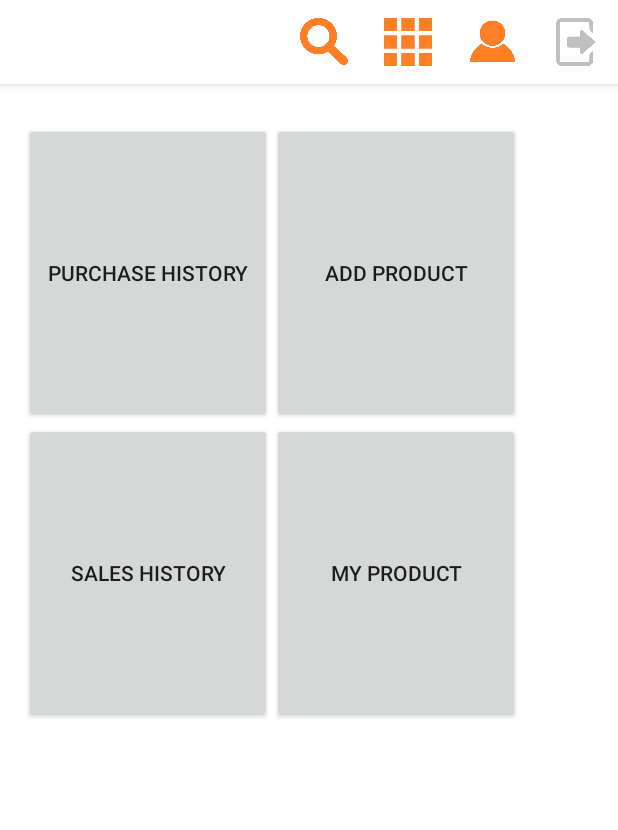
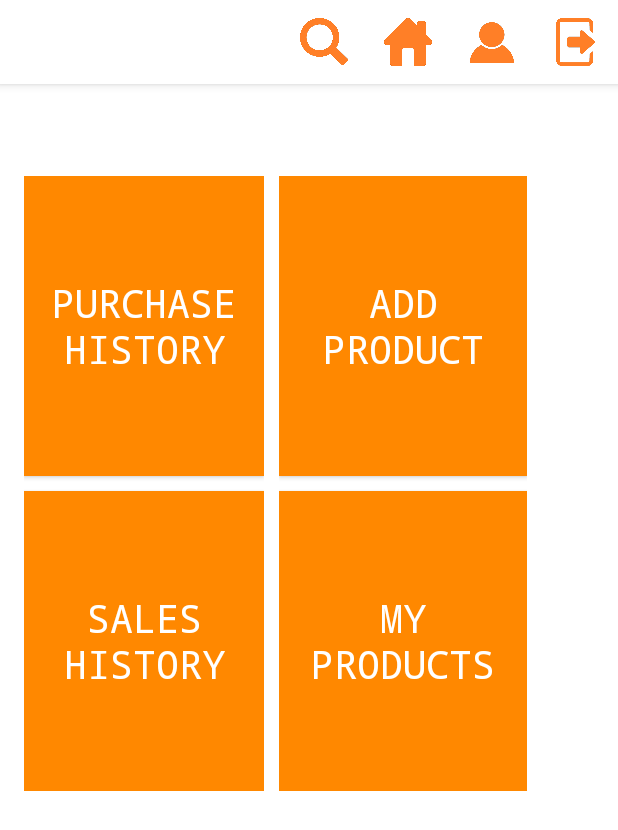
Before and after one commit to yaniv51/AndroidFInalProject, an Android app: the screen it shows after launch (MainActivity), after a tap on "My Profile", on a phone screen of 412 x 824 dp. Shown: the top 830 px of the screen. Run offline under Robolectric (Android 15) with nearby library versions, the phone set to English and light mode, and no system bars; our stand-ins replace Firebase (no records; nobody signed in at launch, a user with empty details on screens opened directly); libraries missing offline, so code that uses them is left out: com.cloudinary, com.cloudinary.utils, com.firebase.client; 4 statements that could not run were skipped; 2 other taps on this screen came first.

Commit message:
working on design

```diff
--- a/app/src/main/java/com/talkramer/finalproject/activities/MainActivity.java
+++ b/app/src/main/java/com/talkramer/finalproject/activities/MainActivity.java
@@ -96,9 +96,9 @@ public class MainActivity extends ActionBarActivity {
 
             case R.id.home: {
                 GridViewFragment frag = new GridViewFragment();
+                frag.setFilter(Helper.GridProductFilter.ALL_PRODUCTS);
                 FragmentTransaction transaction = getFragmentManager().beginTransaction();
                 //clear fragment back stack
-                getFragmentManager().popBackStack(null, FragmentManager.POP_BACK_STACK_INCLUSIVE);
                 transaction.add(R.id.main_frag_container, frag, "GridViewFragment");
                 transaction.addToBackStack(null);
                 transaction.commit();
--- a/app/src/main/java/com/talkramer/finalproject/fragments/GridViewFragment.java
+++ b/app/src/main/java/com/talkramer/finalproject/fragments/GridViewFragment.java
@@ -1,10 +1,10 @@
 package com.talkramer.finalproject.fragments;
 
 
+import android.app.Fragment;
 import android.app.FragmentTransaction;
 import android.graphics.Bitmap;
 import android.os.Bundle;
-import android.app.Fragment;
 import android.util.Log;
 import android.view.LayoutInflater;
 import android.view.View;
@@ -14,7 +14,6 @@ import android.widget.BaseAdapter;
 import android.widget.GridView;
 import android.widget.ImageView;
 import android.widget.ProgressBar;
-import android.widget.TextView;
 
 import com.talkramer.finalproject.R;
 import com.talkramer.finalproject.model.Domain.Product;
@@ -188,7 +187,6 @@ public class GridViewFragment extends Fragment {
 
         @Override
         public View getView(int position, View convertView, ViewGroup parent) {
-            TextView text;
 
             if (convertView == null) {
                 //if it's not recycled, initialize
@@ -202,9 +200,7 @@ public class GridViewFragment extends Fragment {
             if(localProduct == null)
                 return  convertView;
 
-            text = (TextView) convertView.findViewById(R.id.grid_item_text);
             final ImageView image = (ImageView) convertView.findViewById(R.id.grid_item_image);
-            text.setText(""+localProduct.getId());
 
             //if image is null - load online image
             if(localProduct.getImageProduct() == null)
--- a/app/src/main/res/layout/activity_main.xml
+++ b/app/src/main/res/layout/activity_main.xml
@@ -7,6 +7,7 @@
     android:paddingLeft="@dimen/activity_horizontal_margin"
     android:paddingRight="@dimen/activity_horizontal_margin"
     android:paddingTop="@dimen/activity_vertical_margin"
+    android:theme="@style/AppTheme"
     tools:context=".activities.MainActivity">
 
     <FrameLayout
--- a/app/src/main/res/layout/fragment_profile.xml
+++ b/app/src/main/res/layout/fragment_profile.xml
@@ -4,7 +4,7 @@
     android:layout_width="match_parent"
     android:layout_height="match_parent"
     android:weightSum="4"
-    android:paddingTop="10dp">
+    android:paddingTop="45dp">
 
     <LinearLayout
         android:orientation="vertical"
@@ -12,35 +12,54 @@
         android:layout_height="wrap_content"
         android:weightSum="2">
         <Button
-            android:layout_width="165dp"
+            android:layout_width="160dp"
             android:layout_height="200dp"
             android:text="Purchase History"
             android:id="@+id/purchaseHistoryButton_profile_fragment"
-            android:weightSum="1"/>
+            android:weightSum="1"
+            android:textColor="@android:color/white"
+            android:background="@android:color/holo_orange_dark"
+            android:textSize="26dp"
+            android:typeface="monospace" />
         <Button
-            android:layout_width="165dp"
+            android:layout_width="160dp"
             android:layout_height="200dp"
             android:text="Sales History"
             android:id="@+id/salesHistoryButton_profile_fragment"
-            android:weightSum="1"/>
+            android:weightSum="1"
+            android:textColor="@android:color/white"
+            android:background="@android:color/holo_orange_dark"
+            android:layout_marginTop="10dp"
+            android:textSize="26dp"
+            android:typeface="monospace" />
     </LinearLayout>
 
     <LinearLayout
         android:orientation="vertical"
         android:layout_width="wrap_content"
         android:layout_height="wrap_content"
+        android:layout_marginLeft="10dp"
         android:weightSum="2">
     <Button
         android:layout_width="165dp"
         android:layout_height="200dp"
         android:text="Add Product"
         android:id="@+id/addProductButton_profile_fragment"
-        android:weightSum="1"/>
+        android:weightSum="1"
+        android:textColor="@android:color/white"
+        android:background="@android:color/holo_orange_dark"
+        android:textSize="26dp"
+        android:typeface="monospace" />
     <Button
         android:layout_width="165dp"
         android:layout_height="200dp"
-        android:text="My Product"
+        android:text="My Products"
         android:id="@+id/myProductButton_profile_fragment"
-        android:weightSum="1"/>
+        android:weightSum="1"
+        android:textColor="@android:color/white"
+        android:background="@android:color/holo_orange_dark"
+        android:textSize="26dp"
+        android:layout_marginTop="10dp"
+        android:typeface="monospace" />
     </LinearLayout>
 </LinearLayout>
--- a/app/src/main/res/values/colors.xml
+++ /dev/null
@@ -1,4 +0,0 @@
-<?xml version="1.0" encoding="utf-8"?>
-<resources>
-    <color name="background_holo_dark">#fd6f3b</color>
-</resources>
--- a/app/src/main/res/values/styles.xml
+++ b/app/src/main/res/values/styles.xml
@@ -3,6 +3,9 @@
     <style name="AppTheme" parent="Theme.Base.AppCompat.Light">
         <!-- Customize your theme here. -->
         <item name="android:background">#FFFFFF</item>
+        <item name="android:actionBarStyle">@style/MyActionBar</item>
     </style>
-
+    <style name="MyActionBar" parent="@android:style/Widget.Holo.Light.ActionBar.Solid.Inverse">
+        <item name="android:background">#FFFFFF</item>
+    </style>
 </resources>
```
Also changed, not shown: app/src/main/res/layout/fragment_edit_product.xml (+8 -0 lines), app/src/main/res/layout/fragment_new_product.xml (+16 -4 lines), app/src/main/res/layout/fragment_product_details.xml (+21 -7 lines), app/src/main/res/layout/grid_item_layout.xml (+3 -8 lines), app/src/main/res/drawable/home.jpg (deleted), app/src/main/res/drawable/home.png (added), app/src/main/res/drawable/logout.png, app/src/main/res/drawable/profile.png, app/src/main/res/drawable/profile_back.png (added), app/src/main/res/drawable/search.png.
